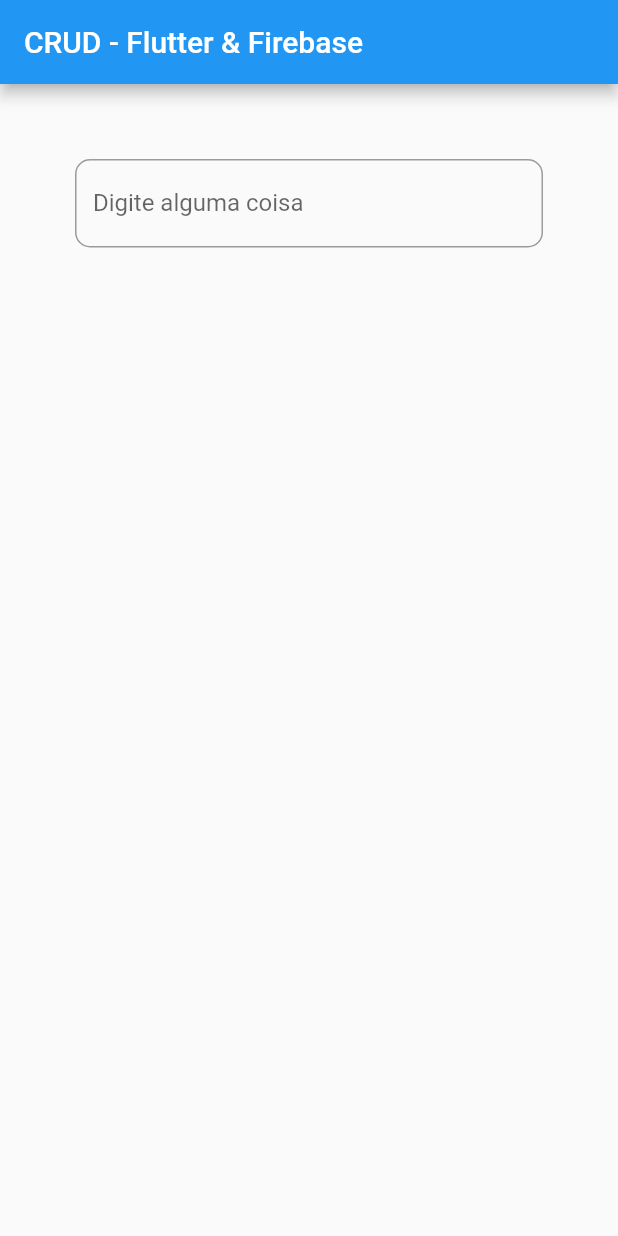
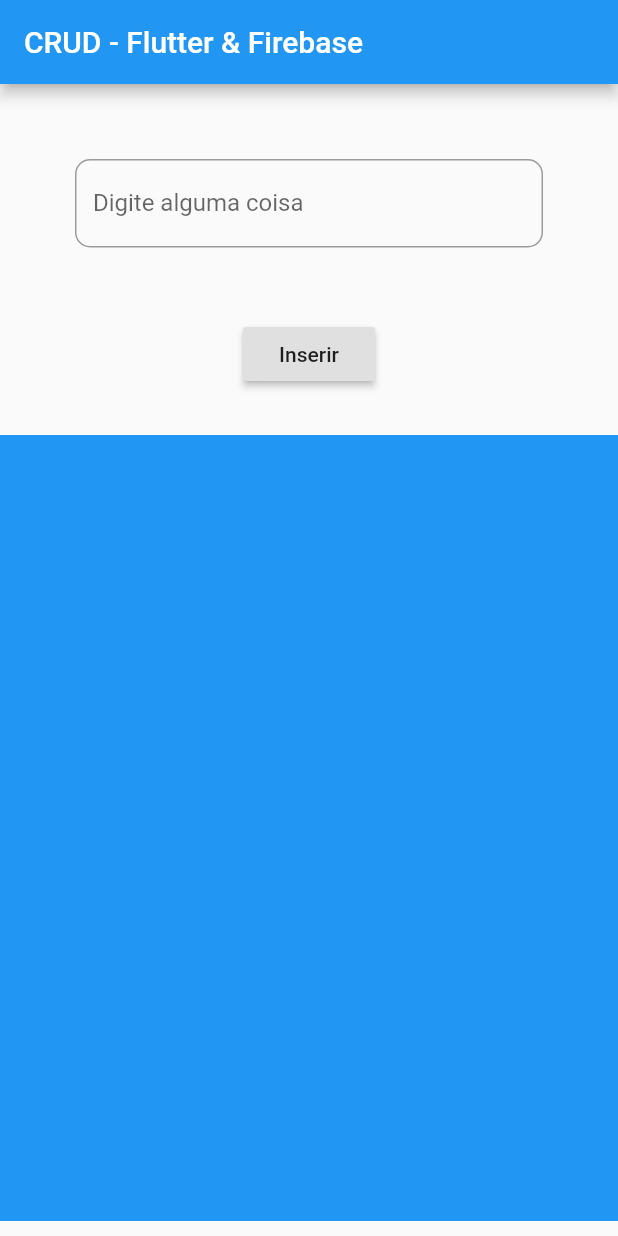
Before and after one commit to 0xjoaovpsantos/crud-flutter-firebase, a Flutter app: the screen it shows after launch, on a phone screen of 412 x 824 dp. Run offline on Flutter 3.47's test engine with Material 2 defaults, Android fonts, the phone set to English and light mode, and no system bars.

Commit message:
add bottomNavigationBar

```diff
--- a/lib/main.dart
+++ b/lib/main.dart
@@ -1,3 +1,4 @@
+import 'package:crud_flutter_firebase/ui/home_screen.dart';
 import "package:flutter/material.dart";
 
 void main() {
@@ -5,38 +6,3 @@ void main() {
       home: Home()
   ));
 }
-
-class Home extends StatefulWidget {
-  @override
-  _HomeState createState() => new _HomeState();
-}
-
-class _HomeState extends State<Home> {
-  @override
-  Widget build(BuildContext context) {
-    return Scaffold(
-        appBar: AppBar(
-          title: Text("CRUD - Flutter & Firebase"),
-        ),
-        body: Column(
-          mainAxisAlignment: MainAxisAlignment.center,
-          children: <Widget>[
-            Expanded(
-              child:
-              Container(
-                  margin: EdgeInsets.only(left: 50.0, right: 50.0, top: 50.0),
-                  child: TextField(
-                    decoration: InputDecoration(
-                      labelText: "Digite alguma coisa",
-                      border: OutlineInputBorder(
-                        borderRadius: BorderRadius.circular(10.0)
-                      )
-                    ),
-                  )
-              )
-            )
-          ],
-        )
-    );
-  }
-}
--- /dev/null
+++ b/lib/ui/home_screen.dart
@@ -0,0 +1,49 @@
+import "package:flutter/material.dart";
+
+class Home extends StatefulWidget {
+  @override
+  _HomeState createState() => new _HomeState();
+}
+
+class _HomeState extends State<Home> {
+  @override
+  Widget build(BuildContext context) {
+    return Scaffold(
+        appBar: AppBar(
+          title: Text("CRUD - Flutter & Firebase"),
+        ),
+        body: Column(
+          mainAxisAlignment: MainAxisAlignment.center,
+          children: <Widget>[
+            Expanded(
+                child:
+                Container(
+                    margin: EdgeInsets.only(left: 50.0, right: 50.0, top: 50.0),
+                    child: TextField(
+                      decoration: InputDecoration(
+                          labelText: "Digite alguma coisa",
+                          border: OutlineInputBorder(
+                              borderRadius: BorderRadius.circular(10.0)
+                          )
+                      ),
+                    )
+                )
+            ),
+            Container(
+              margin: EdgeInsets.only(bottom:30.0),
+              child: RaisedButton(child: Text("Inserir"), onPressed: (){}),
+            ),
+          ],
+        ),
+        bottomNavigationBar:
+        Container(
+            margin: EdgeInsets.only(bottom: 10.0),
+            height: MediaQuery.of(context).size.height-300,
+            decoration:
+            BoxDecoration(
+                color: Colors.blue
+            )
+        )
+    );
+  }
+}
```
Also changed, not shown: lib/bloc/home_screen_bloc.dart (added).
